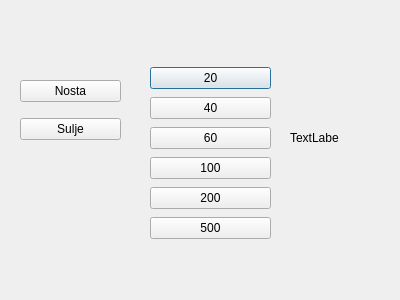
First picture: the form in bankautomat/nosta_rahaa.ui, repository banksimul2022/group5, before the edit.
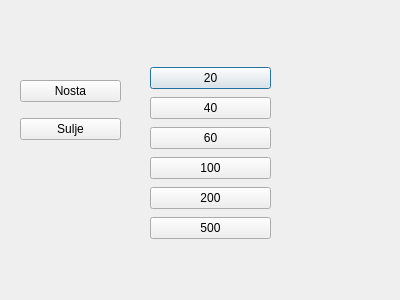
Second picture: the form after the edit.

Patch:
```diff
--- a/bankautomat/nosta_rahaa.ui
+++ b/bankautomat/nosta_rahaa.ui
@@ -99,11 +99,16 @@
      <x>290</x>
      <y>130</y>
      <width>49</width>
-     <height>16</height>
+     <height>31</height>
     </rect>
    </property>
+   <property name="font">
+    <font>
+     <pointsize>12</pointsize>
+    </font>
+   </property>
    <property name="text">
-    <string>TextLabel</string>
+    <string/>
    </property>
   </widget>
  </widget>
```
